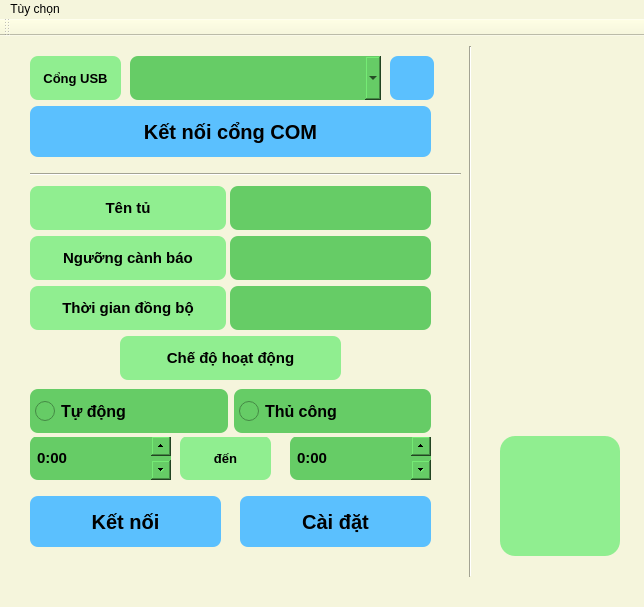
Above: mainwindow.ui from LeKhacVuong/QT_osm_map_electrical_cabin before the change. Below: the same form after it.
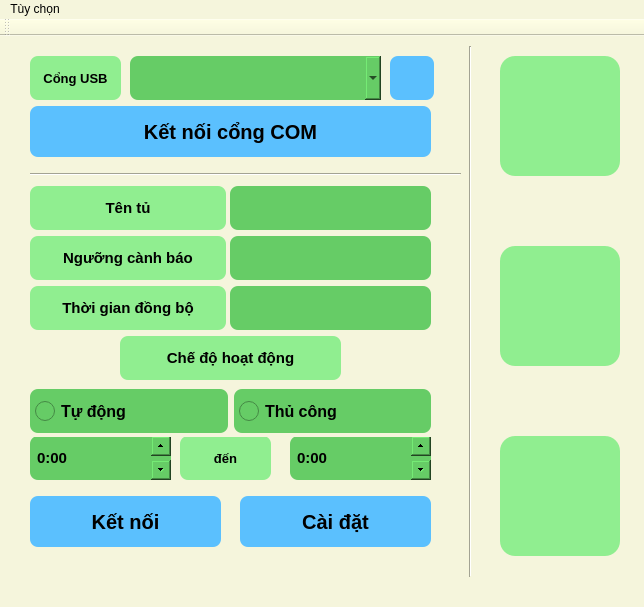
That is the form after the change. Icons and pictures are not drawn.

What changed in the file:
```diff
--- a/mainwindow.ui
+++ b/mainwindow.ui
@@ -833,6 +833,58 @@
      <string>Kết nối</string>
     </property>
    </widget>
+   <widget class="QPushButton" name="pushButton_import">
+    <property name="geometry">
+     <rect>
+      <x>500</x>
+      <y>210</y>
+      <width>120</width>
+      <height>120</height>
+     </rect>
+    </property>
+    <property name="toolTip">
+     <string>Nạp file dữ liệu tủ điện</string>
+    </property>
+    <property name="styleSheet">
+     <string notr="true">QPushButton {
+    background-color: lightgreen;
+    color: white;
+	border-radius: 15px;
+}
+QPushButton:hover {
+    background-color: limegreen;
+}</string>
+    </property>
+    <property name="text">
+     <string/>
+    </property>
+   </widget>
+   <widget class="QPushButton" name="pushButton_export">
+    <property name="geometry">
+     <rect>
+      <x>500</x>
+      <y>20</y>
+      <width>120</width>
+      <height>120</height>
+     </rect>
+    </property>
+    <property name="toolTip">
+     <string>Xuất file dữ liệu tủ điện</string>
+    </property>
+    <property name="styleSheet">
+     <string notr="true">QPushButton {
+    background-color: lightgreen;
+    color: white;
+	border-radius: 15px;
+}
+QPushButton:hover {
+    background-color: limegreen;
+}</string>
+    </property>
+    <property name="text">
+     <string/>
+    </property>
+   </widget>
   </widget>
   <widget class="QMenuBar" name="menubar">
    <property name="geometry">
```
Left out of the diff: 25 changed lines with no effect on the pictures.
